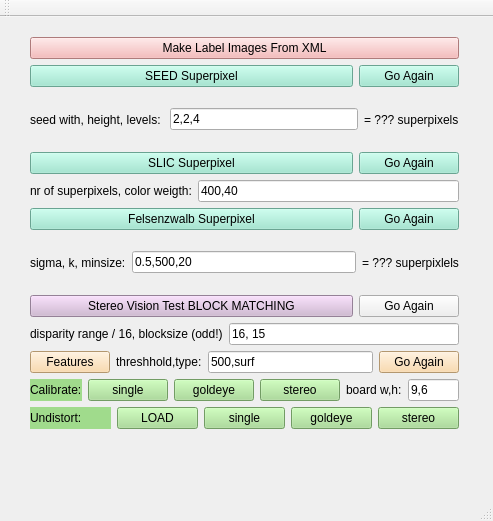
This is SegmentationHelper/mainwindow.ui in yudanaz/masterthesis as Qt 5 draws it before an edit. The edited form follows.
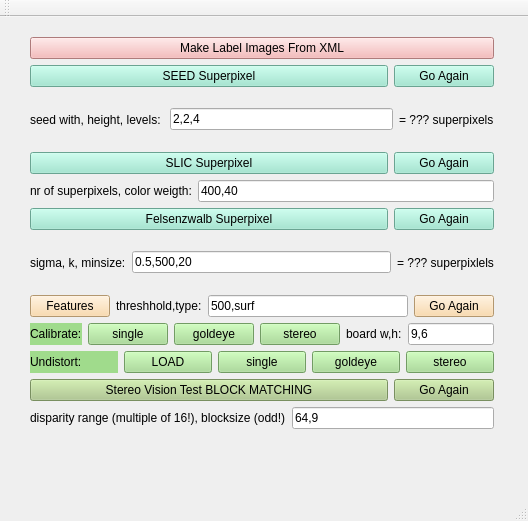
This is the edited form.

Commit message: stereo remapping with dispartity image generation implemented

```diff
--- a/SegmentationHelper/mainwindow.ui
+++ b/SegmentationHelper/mainwindow.ui
@@ -6,7 +6,7 @@
    <rect>
     <x>0</x>
     <y>0</y>
-    <width>493</width>
+    <width>528</width>
     <height>521</height>
    </rect>
   </property>
@@ -19,7 +19,7 @@
      <rect>
       <x>19</x>
       <y>9</y>
-      <width>451</width>
+      <width>486</width>
       <height>414</height>
      </rect>
     </property>
@@ -195,51 +195,6 @@
        </item>
       </layout>
      </item>
-     <item>
-      <layout class="QHBoxLayout" name="horizontalLayout_7">
-       <item>
-        <widget class="QPushButton" name="btn_stereoVision">
-         <property name="styleSheet">
-          <string notr="true">background-color: rgb(208, 180, 211)</string>
-         </property>
-         <property name="text">
-          <string>Stereo Vision Test BLOCK MATCHING</string>
-         </property>
-        </widget>
-       </item>
-       <item>
-        <widget class="QPushButton" name="pushButton_stereoAgain">
-         <property name="maximumSize">
-          <size>
-           <width>100</width>
-           <height>16777215</height>
-          </size>
-         </property>
-         <property name="text">
-          <string>Go Again</string>
-         </property>
-        </widget>
-       </item>
-      </layout>
-     </item>
-     <item>
-      <layout class="QHBoxLayout" name="horizontalLayout_8">
-       <item>
-        <widget class="QLabel" name="label_4">
-         <property name="text">
-          <string>disparity range / 16, blocksize (odd!)</string>
-         </property>
-        </widget>
-       </item>
-       <item>
-        <widget class="QLineEdit" name="lineEdit_stereoInfo">
-         <property name="text">
-          <string>16, 15</string>
-         </property>
-        </widget>
-       </item>
-      </layout>
-     </item>
      <item>
       <layout class="QHBoxLayout" name="horizontalLayout_9">
        <item>
@@ -396,6 +351,54 @@
        </item>
       </layout>
      </item>
+     <item>
+      <layout class="QHBoxLayout" name="horizontalLayout_7">
+       <item>
+        <widget class="QPushButton" name="btn_stereoVision">
+         <property name="styleSheet">
+          <string notr="true">background-color: rgb(170, 200, 135)</string>
+         </property>
+         <property name="text">
+          <string>Stereo Vision Test BLOCK MATCHING</string>
+         </property>
+        </widget>
+       </item>
+       <item>
+        <widget class="QPushButton" name="pushButton_stereoAgain">
+         <property name="maximumSize">
+          <size>
+           <width>100</width>
+           <height>16777215</height>
+          </size>
+         </property>
+         <property name="styleSheet">
+          <string notr="true">background-color: rgb(170, 200, 135)</string>
+         </property>
+         <property name="text">
+          <string>Go Again</string>
+         </property>
+        </widget>
+       </item>
+      </layout>
+     </item>
+     <item>
+      <layout class="QHBoxLayout" name="horizontalLayout_8">
+       <item>
+        <widget class="QLabel" name="label_4">
+         <property name="text">
+          <string>disparity range (multiple of 16!), blocksize (odd!)</string>
+         </property>
+        </widget>
+       </item>
+       <item>
+        <widget class="QLineEdit" name="lineEdit_stereoInfo">
+         <property name="text">
+          <string>64,9</string>
+         </property>
+        </widget>
+       </item>
+      </layout>
+     </item>
     </layout>
    </widget>
   </widget>
```
Left out of the diff: 2 changed lines with no effect on the pictures. The commit also changes 5 other files.
